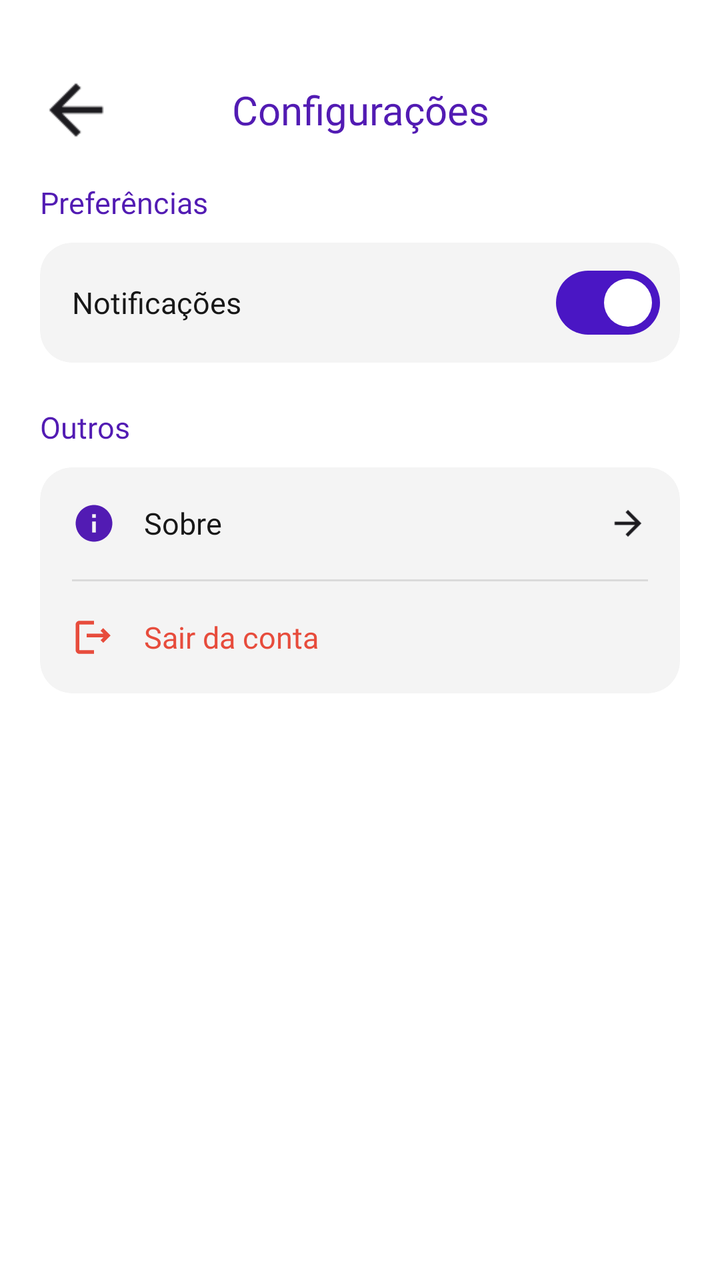
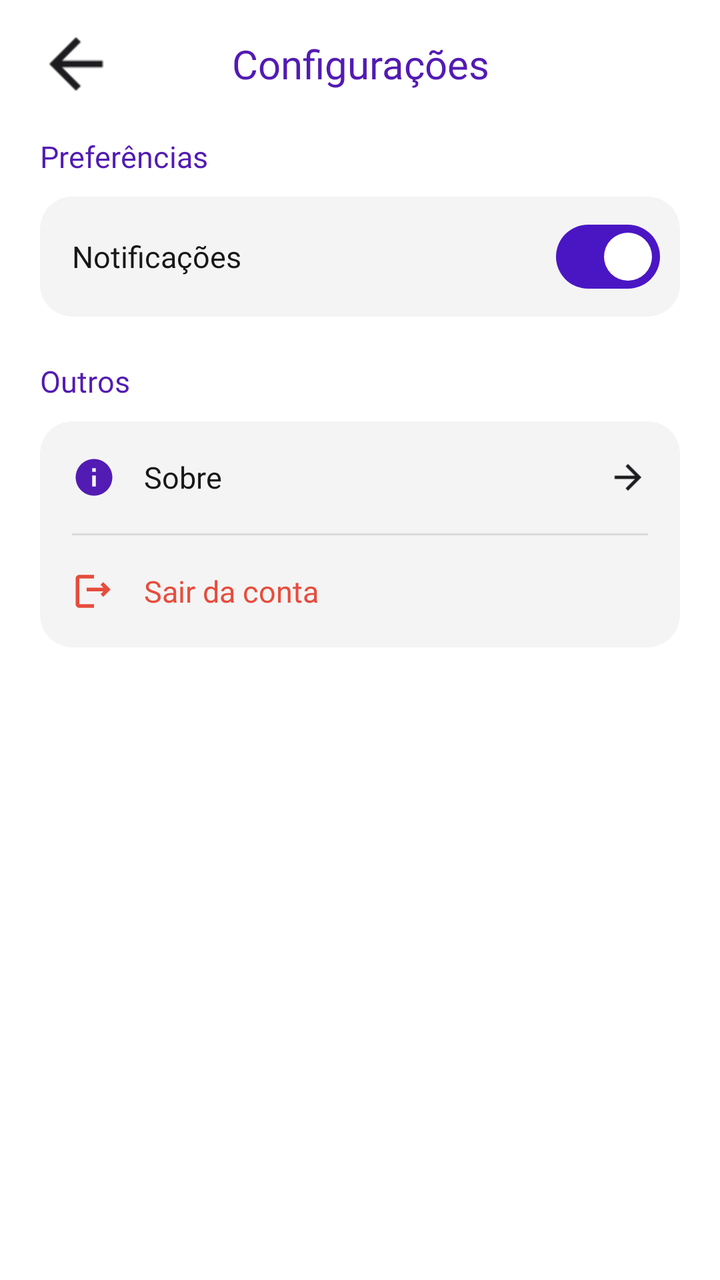

The first picture is an Android layout as it rendered before a commit; the second is the same layout after the commit. The layout source and the unified diff follow.
<!-- AndroidManifest.xml: application theme Theme.MeuFuturoAgora -->
<!-- res/layout/activity_configuracoes.xml -->
<?xml version="1.0" encoding="utf-8"?>
<androidx.constraintlayout.widget.ConstraintLayout xmlns:android="http://schemas.android.com/apk/res/android"
    xmlns:app="http://schemas.android.com/apk/res-auto"
    android:id="@+id/main"
    android:layout_width="match_parent"
    android:layout_height="match_parent"
    android:background="@android:color/white">

    <ImageView
        android:id="@+id/btnVoltar"
        android:layout_width="40dp"
        android:layout_height="40dp"
        android:layout_marginStart="18dp"
        android:layout_marginTop="35dp"
        android:contentDescription="Voltar"
        android:scaleType="centerInside"
        android:src="@drawable/seta_voltar"
        app:layout_constraintStart_toStartOf="parent"
        app:layout_constraintTop_toTopOf="parent" />

    <TextView
        android:layout_width="0dp"
        android:layout_height="50dp"
        android:fontFamily="@font/poppins_bold"
        android:gravity="center"
        android:text="Configurações"
        android:textColor="@color/roxo_primario"
        android:textSize="20sp"
        app:layout_constraintBottom_toBottomOf="@id/btnVoltar"
        app:layout_constraintEnd_toEndOf="parent"
        app:layout_constraintStart_toStartOf="parent"
        app:layout_constraintTop_toTopOf="@id/btnVoltar" />

    <androidx.core.widget.NestedScrollView
        android:layout_width="0dp"
        android:layout_height="0dp"
        android:clipToPadding="false"
        app:layout_constraintBottom_toBottomOf="parent"
        app:layout_constraintEnd_toEndOf="parent"
        app:layout_constraintStart_toStartOf="parent"
        app:layout_constraintTop_toBottomOf="@id/btnVoltar">

        <LinearLayout
            android:layout_width="match_parent"
            android:layout_height="wrap_content"
            android:orientation="vertical"
            android:paddingBottom="24dp">

            
            
            

            <TextView
                android:layout_width="wrap_content"
                android:layout_height="wrap_content"
                android:layout_marginStart="20dp"
                android:layout_marginTop="16dp"
                android:fontFamily="@font/poppins_bold"
                android:text="Preferências"
                android:textColor="@color/roxo_primario"
                android:textSize="15sp" />

            <androidx.cardview.widget.CardView
                android:layout_width="match_parent"
                android:layout_height="wrap_content"
                android:layout_marginStart="20dp"
                android:layout_marginTop="10dp"
                android:layout_marginEnd="20dp"
                app:cardBackgroundColor="@color/fundo_cinza_claro"
                app:cardCornerRadius="16dp"
                app:cardElevation="0dp">

                <LinearLayout
                    android:layout_width="match_parent"
                    android:layout_height="60dp"
                    android:gravity="center_vertical"
                    android:orientation="horizontal"
                    android:paddingStart="16dp"
                    android:paddingEnd="10dp">

                    <TextView
                        android:layout_width="0dp"
                        android:layout_height="wrap_content"
                        android:layout_weight="1"
                        android:fontFamily="@font/poppins_semibold"
                        android:text="Notificações"
                        android:textColor="@color/texto_escuro"
                        android:textSize="15sp" />

                    <com.google.android.material.materialswitch.MaterialSwitch
                        android:id="@+id/switchNotificacoes"
                        android:layout_width="wrap_content"
                        android:layout_height="wrap_content"
                        android:checked="true"
                        app:thumbTint="@android:color/white"
                        app:trackTint="@color/roxo_acao" />

                </LinearLayout>

            </androidx.cardview.widget.CardView>

            
            
            

            <TextView
                android:layout_width="wrap_content"
                android:layout_height="wrap_content"
                android:layout_marginStart="20dp"
                android:layout_marginTop="22dp"
                android:fontFamily="@font/poppins_bold"
                android:text="Outros"
                android:textColor="@color/roxo_primario"
                android:textSize="15sp" />

            <androidx.cardview.widget.CardView
                android:layout_width="match_parent"
                android:layout_height="wrap_content"
                android:layout_marginStart="20dp"
                android:layout_marginTop="10dp"
                android:layout_marginEnd="20dp"
                app:cardBackgroundColor="@color/fundo_cinza_claro"
                app:cardCornerRadius="16dp"
                app:cardElevation="0dp">

                <LinearLayout
                    android:layout_width="match_parent"
                    android:layout_height="wrap_content"
                    android:orientation="vertical">

                    <LinearLayout
                        android:id="@+id/itemSobre"
                        android:layout_width="match_parent"
                        android:layout_height="56dp"
                        android:background="?attr/selectableItemBackground"
                        android:clickable="true"
                        android:focusable="true"
                        android:gravity="center_vertical"
                        android:orientation="horizontal"
                        android:paddingStart="16dp"
                        android:paddingEnd="16dp">

                        <ImageView
                            android:layout_width="22dp"
                            android:layout_height="22dp"
                            android:contentDescription="Sobre"
                            android:src="@drawable/ic_info"
                            app:tint="@color/roxo_primario" />

                        <TextView
                            android:layout_width="0dp"
                            android:layout_height="wrap_content"
                            android:layout_marginStart="14dp"
                            android:layout_weight="1"
                            android:fontFamily="@font/poppins_semibold"
                            android:text="Sobre"
                            android:textColor="@color/texto_escuro"
                            android:textSize="15sp" />

                        <ImageView
                            android:layout_width="20dp"
                            android:layout_height="20dp"
                            android:contentDescription="@null"
                            android:rotation="180"
                            android:src="@drawable/seta_voltar" />

                    </LinearLayout>

                    <View
                        android:layout_width="match_parent"
                        android:layout_height="1dp"
                        android:layout_marginStart="16dp"
                        android:layout_marginEnd="16dp"
                        android:background="#DADADA" />

                    <LinearLayout
                        android:id="@+id/itemSair"
                        android:layout_width="match_parent"
                        android:layout_height="56dp"
                        android:background="?attr/selectableItemBackground"
                        android:clickable="true"
                        android:focusable="true"
                        android:gravity="center_vertical"
                        android:orientation="horizontal"
                        android:paddingStart="16dp"
                        android:paddingEnd="16dp">

                        <ImageView
                            android:layout_width="22dp"
                            android:layout_height="22dp"
                            android:contentDescription="Sair da conta"
                            android:src="@drawable/ic_sair"
                            app:tint="@color/vermelho_erro" />

                        <TextView
                            android:layout_width="0dp"
                            android:layout_height="wrap_content"
                            android:layout_marginStart="14dp"
                            android:layout_weight="1"
                            android:fontFamily="@font/poppins_semibold"
                            android:text="Sair da conta"
                            android:textColor="@color/vermelho_erro"
                            android:textSize="15sp" />

                    </LinearLayout>

                </LinearLayout>

            </androidx.cardview.widget.CardView>

        </LinearLayout>

    </androidx.core.widget.NestedScrollView>

</androidx.constraintlayout.widget.ConstraintLayout>
<!-- resources referenced by this layout -->
<resources>
  <color name="fundo_cinza_claro">#F4F4F4</color>
  <color name="roxo_acao">#4A16C4</color>
  <color name="roxo_primario">#521BB3</color>
  <color name="texto_escuro">#171717</color>
  <color name="vermelho_erro">#E74C3C</color>
  <!-- drawable ic_info (drawable) -->
  <?xml version="1.0" encoding="utf-8"?>
  <vector xmlns:android="http://schemas.android.com/apk/res/android"
      android:width="24dp"
      android:height="24dp"
      android:viewportWidth="24"
      android:viewportHeight="24">
      <path
          android:fillColor="#FF000000"
          android:pathData="M12,2C6.48,2 2,6.48 2,12s4.48,10 10,10s10,-4.48 10,-10S17.52,2 12,2zM13,17h-2v-6h2v6zM13,9h-2L11,7h2v2z" />
  </vector>
  <!-- drawable ic_sair (drawable) -->
  <?xml version="1.0" encoding="utf-8"?>
  <vector xmlns:android="http://schemas.android.com/apk/res/android"
      android:width="24dp"
      android:height="24dp"
      android:viewportWidth="24"
      android:viewportHeight="24">
      <path
          android:fillColor="#FF000000"
          android:pathData="M17,7l-1.41,1.41L17.17,10L8,10v2l9.17,0l-1.58,1.59L17,15l4,-4L17,7zM4,5h8L12,3L4,3c-1.1,0 -2,0.9 -2,2v14c0,1.1 0.9,2 2,2h8v-2L4,19L4,5z" />
  </vector>
  <!-- drawable seta_voltar: png bitmap (drawable, 265 bytes) -->
  <style name="Theme.MeuFuturoAgora" parent="Base.Theme.MeuFuturoAgora" />
  <style name="Base.Theme.MeuFuturoAgora" parent="Theme.Material3.DayNight.NoActionBar">
          <item name="android:navigationBarColor">@android:color/transparent</item>
      </style>
</resources>

<!-- the commit's change to res/layout/activity_configuracoes.xml (unified diff, before → after) -->
@@ -11,7 +11,7 @@
         android:layout_width="40dp"
         android:layout_height="40dp"
         android:layout_marginStart="18dp"
-        android:layout_marginTop="35dp"
+        android:layout_marginTop="12dp"
         android:contentDescription="Voltar"
         android:scaleType="centerInside"
         android:src="@drawable/seta_voltar"
